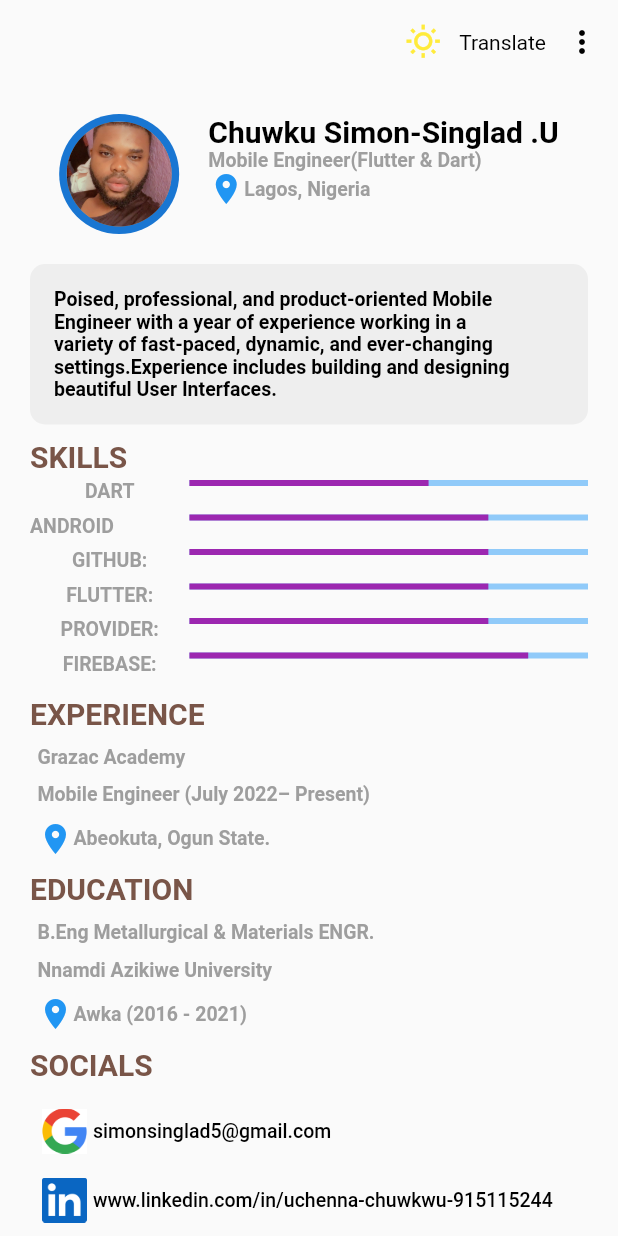
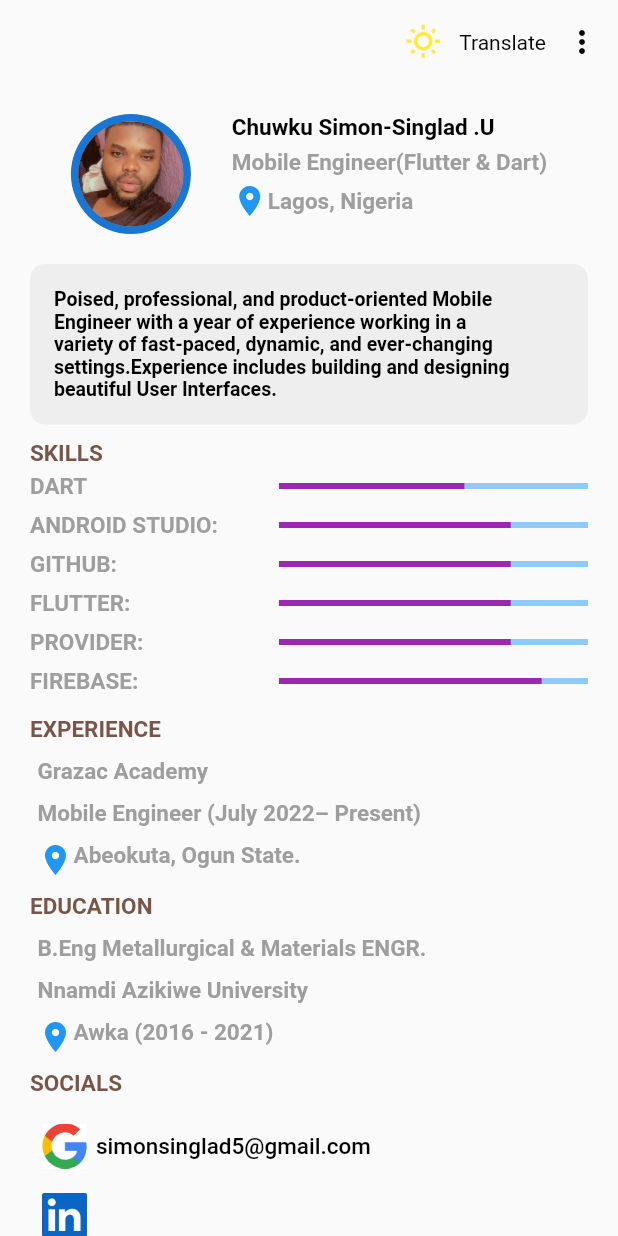
Before and after one commit to Devsinglad/resume_app, a Flutter app: the screen it shows after launch, on a phone screen of 412 x 824 dp. Run offline on Flutter 3.47's test engine with Material 2 defaults, Android fonts, the phone set to English and light mode, and no system bars; our stand-ins replace easy_localization.

Commit message:
init commit

```diff
--- a/lib/const.dart
+++ b/lib/const.dart
@@ -1,10 +1,11 @@
 import 'package:flutter/material.dart';
 
 final Boxcolor = Colors.grey.shade200;
-const double size = 20;
+
 const double Smallsize = 13;
 const progressColor = Colors.purple;
 const image = 'assets/image/WhatsApp Image 2022-11-03 at 4.50.22 PM.jpeg';
 const image2 = 'assets/image/Google.png';
 const image3 = 'assets/image/linkedIn.png';
 const image4 = 'assets/image/monochrome_large.png';
+const image5 = 'assets/image/git-github.png';
--- a/lib/helpers/traslatemenu.dart
+++ b/lib/models/traslatemenu.dart
@@ -1,7 +1,7 @@
 import 'package:easy_localization/easy_localization.dart';
 import 'package:flutter/material.dart';
 
-import '../models/providerfile.dart';
+import 'providerfile.dart';
 
 class TranslateMenu extends StatelessWidget {
   const TranslateMenu({
--- a/lib/screens/resume.dart
+++ b/lib/screens/resume.dart
@@ -1,7 +1,7 @@
 import 'package:flutter/material.dart';
 import 'package:provider/provider.dart';
 import 'package:resume_app/models/providerfile.dart';
-import '../helpers/traslatemenu.dart';
+import '../models/traslatemenu.dart';
 import '../widgets/resumeOverview.dart';
 
 class ResumeScreen extends StatefulWidget {
--- a/lib/widgets/const widgets.dart
+++ b/lib/widgets/const widgets.dart
@@ -1,5 +1,4 @@
 import 'package:easy_localization/easy_localization.dart';
-import 'package:flutter/cupertino.dart';
 import 'package:flutter/material.dart';
 import 'package:provider/provider.dart';
 import '../const.dart';
@@ -44,6 +43,8 @@ class Input extends StatelessWidget {
             height: 10,
           ),
           Row(
+            mainAxisAlignment: MainAxisAlignment.start,
+            crossAxisAlignment: CrossAxisAlignment.start,
             children: [
               Icon(
                 Icons.location_on,
@@ -75,22 +76,22 @@ class MySkill extends StatelessWidget {
   @override
   Widget build(BuildContext context) {
     return Padding(
-      padding: const EdgeInsets.symmetric(vertical: 4.0),
+      padding: const EdgeInsets.only(
+        top: 4.0,
+        bottom: 4,
+      ),
       child: Row(
-        mainAxisAlignment: MainAxisAlignment.start,
-        crossAxisAlignment: CrossAxisAlignment.start,
+        mainAxisAlignment: MainAxisAlignment.spaceBetween,
+        // crossAxisAlignment: CrossAxisAlignment.start,
         children: [
-          Expanded(
-            flex: 2,
-            child: MyText(
+          MyText(
             title: text.toUpperCase(),
             color: Colors.grey,
             weight: FontWeight.w600,
             textsize: Smallsize,
           ),
-          ),
-          Expanded(
-            flex: 5,
+          SizedBox(
+            width: MediaQuery.of(context).size.width / 2,
             child: LinearProgressIndicator(
               color: progressColor,
               value: level,
@@ -155,13 +156,19 @@ class Header extends StatelessWidget {
               title: 'name_text'.tr(),
               color: Colors.black,
               weight: FontWeight.bold,
-              textsize: size,
+              textsize: MediaQuery.of(context).textScaleFactor * 15,
+            ),
+            SizedBox(
+              height: 5,
             ),
             MyText(
               title: 'title_description'.tr(),
               color: Colors.grey,
               weight: FontWeight.bold,
               textsize: Smallsize,
+            ),
+            SizedBox(
+              height: 5,
             ),
             Row(
               children: [
@@ -195,7 +202,8 @@ class socialLink extends StatelessWidget {
   Widget build(BuildContext context) {
     var provider = Provider.of<MyProvider>(context);
     return Column(
-      mainAxisAlignment: MainAxisAlignment.spaceBetween,
+      mainAxisAlignment: MainAxisAlignment.spaceEvenly,
+      crossAxisAlignment: CrossAxisAlignment.start,
       children: [
         InkWell(
           onTap: provider.launchGmailUrl,
@@ -209,14 +217,14 @@ class socialLink extends StatelessWidget {
                   width: 30,
                 ),
                 SizedBox(
-                  width: 4,
+                  width: 6,
                 ),
                 MyText(
                   title: 'simonsinglad5@gmail.com',
                   color: Colors.black,
                   weight: FontWeight.w500,
                   textsize: Smallsize,
-                )
+                ),
               ],
             ),
           ),
@@ -225,23 +233,10 @@ class socialLink extends StatelessWidget {
           onTap: provider.launchLinkedInUrl,
           child: Padding(
             padding: const EdgeInsets.all(8.0),
-            child: Row(
-              children: [
-                Image.asset(
+            child: Image.asset(
               image3,
               height: 30,
               width: 30,
-                ),
-                SizedBox(
-                  width: 4,
-                ),
-                MyText(
-                  title: 'www.linkedin.com/in/uchenna-chuwkwu-915115244',
-                  color: Colors.black,
-                  weight: FontWeight.w500,
-                  textsize: Smallsize,
-                )
-              ],
             ),
           ),
         ),
@@ -249,23 +244,16 @@ class socialLink extends StatelessWidget {
           onTap: provider.launchGitUrl,
           child: Padding(
             padding: const EdgeInsets.all(8.0),
-            child: Row(
-              children: [
-                Image.asset(
+            child: provider.isDark
+                ? Image.asset(
                     image4,
                     height: 30,
                     width: 30,
-                ),
-                SizedBox(
-                  width: 4,
-                ),
-                MyText(
-                  title: 'github.com/devsinglad',
-                  color: Colors.black,
-                  weight: FontWeight.w500,
-                  textsize: Smallsize,
                   )
-              ],
+                : Image.asset(
+                    image5,
+                    height: MediaQuery.of(context).size.height / 15,
+                    width: MediaQuery.of(context).size.width / 4,
                   ),
           ),
         ),
--- a/lib/widgets/myText.dart
+++ b/lib/widgets/myText.dart
@@ -5,7 +5,7 @@ import '../const.dart';
 class MyText extends StatelessWidget {
   String title;
   Color color;
-  double textsize;
+  double? textsize;
   FontWeight weight;
 
   TextOverflow overflow;
@@ -15,7 +15,7 @@ class MyText extends StatelessWidget {
     required this.title,
     required this.color,
     required this.weight,
-    required this.textsize,
+    this.textsize,
     this.overflow = TextOverflow.ellipsis,
   }) : super(key: key);
 
@@ -29,10 +29,25 @@ class MyText extends StatelessWidget {
           style: TextStyle(
             fontWeight: weight,
             color: color,
-            fontSize: textsize,
+            fontSize: MediaQuery.textScaleFactorOf(context) * 15,
           ),
         ),
       ],
     );
   }
 }
+
+Widget SmallText({
+  required BuildContext context,
+  required String title,
+  required Color color,
+  double? textsize,
+}) {
+  return Text(
+    title,
+    style: TextStyle(
+        fontSize: MediaQuery.textScaleFactorOf(context) * 12,
+        fontWeight: FontWeight.w500,
+        color: color),
+  );
+}
--- a/lib/widgets/resumeOverview.dart
+++ b/lib/widgets/resumeOverview.dart
@@ -1,6 +1,5 @@
 import 'package:easy_localization/easy_localization.dart';
 import 'package:flutter/material.dart';
-
 import '../const.dart';
 import '../models/providerfile.dart';
 import 'const widgets.dart';
@@ -29,7 +28,7 @@ class resumeOverview extends StatelessWidget {
           title: 'skill'.tr(),
           color: provider.isDark ? Colors.blue : Colors.brown,
           weight: FontWeight.w600,
-          textsize: size,
+          //textsize: size,
         ),
         MySkill(
           text: 'Dart',
@@ -62,7 +61,7 @@ class resumeOverview extends StatelessWidget {
           title: 'EXPERIENCE'.tr(),
           color: provider.isDark ? Colors.blue : Colors.brown,
           weight: FontWeight.w600,
-          textsize: size,
+          //textsize: size,
         ),
         SizedBox(
           height: 10,
@@ -79,7 +78,7 @@ class resumeOverview extends StatelessWidget {
           title: 'EDUCATION'.tr(),
           color: provider.isDark ? Colors.blue : Colors.brown,
           weight: FontWeight.w600,
-          textsize: size,
+          //textsize: size,
         ),
         SizedBox(
           height: 10,
@@ -96,7 +95,7 @@ class resumeOverview extends StatelessWidget {
           title: 'SOCIALS'.tr(),
           color: provider.isDark ? Colors.blue : Colors.brown,
           weight: FontWeight.w600,
-          textsize: size,
+          //textsize: size,
         ),
         SizedBox(
           height: 10,
```
Also changed, not shown: assets/image/git-github.png (added), 1 other file. Lines whose indentation alone changed are shown as unchanged.
